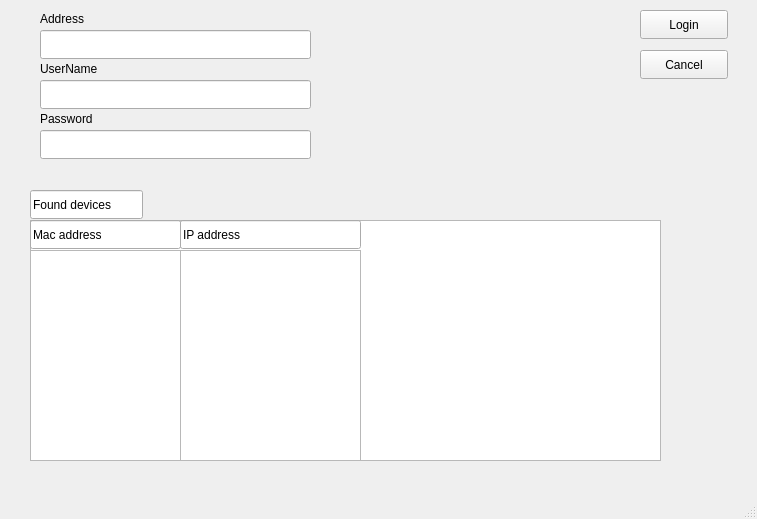
First picture: the form in loginGUI/login.ui, repository adiosko/mikrotik, before the edit.
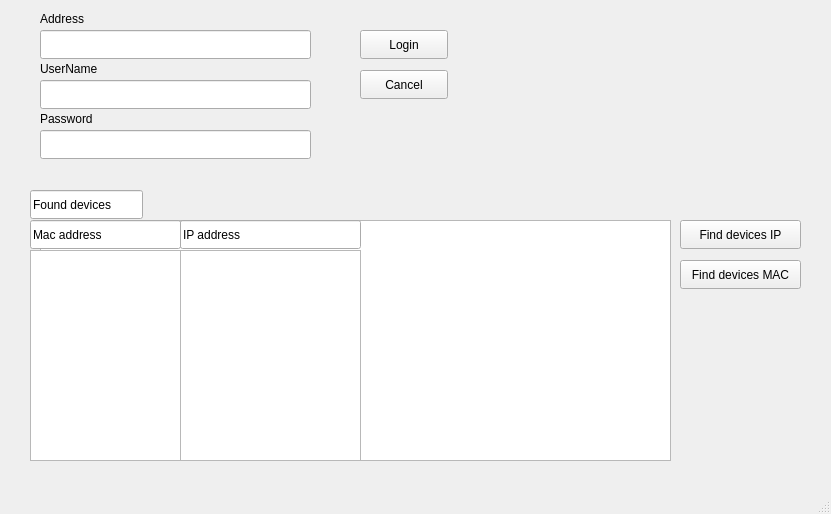
Second picture: the form after the edit.

The edit to the form file:
```diff
--- a/loginGUI/login.ui
+++ b/loginGUI/login.ui
@@ -6,8 +6,8 @@
    <rect>
     <x>0</x>
     <y>0</y>
-    <width>757</width>
-    <height>519</height>
+    <width>831</width>
+    <height>514</height>
    </rect>
   </property>
   <property name="windowTitle">
@@ -101,7 +101,7 @@
    <widget class="QListView" name="listView">
     <property name="geometry">
      <rect>
-      <x>30</x>
+      <x>40</x>
       <y>220</y>
       <width>631</width>
       <height>241</height>
@@ -150,8 +150,8 @@
    <widget class="QPushButton" name="loginButton">
     <property name="geometry">
      <rect>
-      <x>640</x>
-      <y>10</y>
+      <x>360</x>
+      <y>30</y>
       <width>88</width>
       <height>29</height>
      </rect>
@@ -163,8 +163,8 @@
    <widget class="QPushButton" name="cancelButton">
     <property name="geometry">
      <rect>
-      <x>640</x>
-      <y>50</y>
+      <x>360</x>
+      <y>70</y>
       <width>88</width>
       <height>29</height>
      </rect>
@@ -173,17 +173,33 @@
      <string>Cancel</string>
     </property>
    </widget>
-   <widget class="QListView" name="ipList">
+   <widget class="QPushButton" name="findipButton">
     <property name="geometry">
      <rect>
-      <x>180</x>
-      <y>250</y>
-      <width>181</width>
-      <height>211</height>
+      <x>680</x>
+      <y>220</y>
+      <width>121</width>
+      <height>29</height>
      </rect>
     </property>
+    <property name="text">
+     <string>Find devices IP</string>
+    </property>
    </widget>
-   <widget class="QListView" name="macList">
+   <widget class="QPushButton" name="findmacButton">
+    <property name="geometry">
+     <rect>
+      <x>680</x>
+      <y>260</y>
+      <width>121</width>
+      <height>29</height>
+     </rect>
+    </property>
+    <property name="text">
+     <string>Find devices MAC</string>
+    </property>
+   </widget>
+   <widget class="QListWidget" name="macList">
     <property name="geometry">
      <rect>
       <x>30</x>
@@ -193,13 +209,23 @@
      </rect>
     </property>
    </widget>
+   <widget class="QListWidget" name="ipList">
+    <property name="geometry">
+     <rect>
+      <x>180</x>
+      <y>250</y>
+      <width>181</width>
+      <height>211</height>
+     </rect>
+    </property>
+   </widget>
   </widget>
   <widget class="QMenuBar" name="menubar">
    <property name="geometry">
     <rect>
      <x>0</x>
      <y>0</y>
-     <width>757</width>
+     <width>831</width>
      <height>23</height>
     </rect>
    </property>
```
